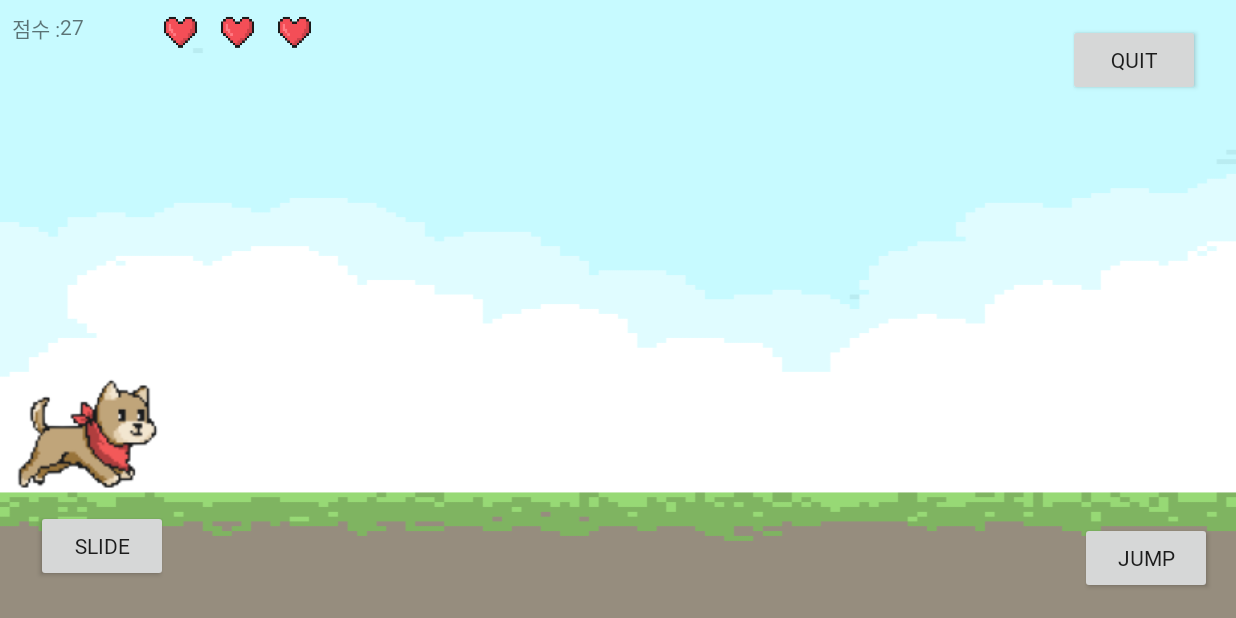
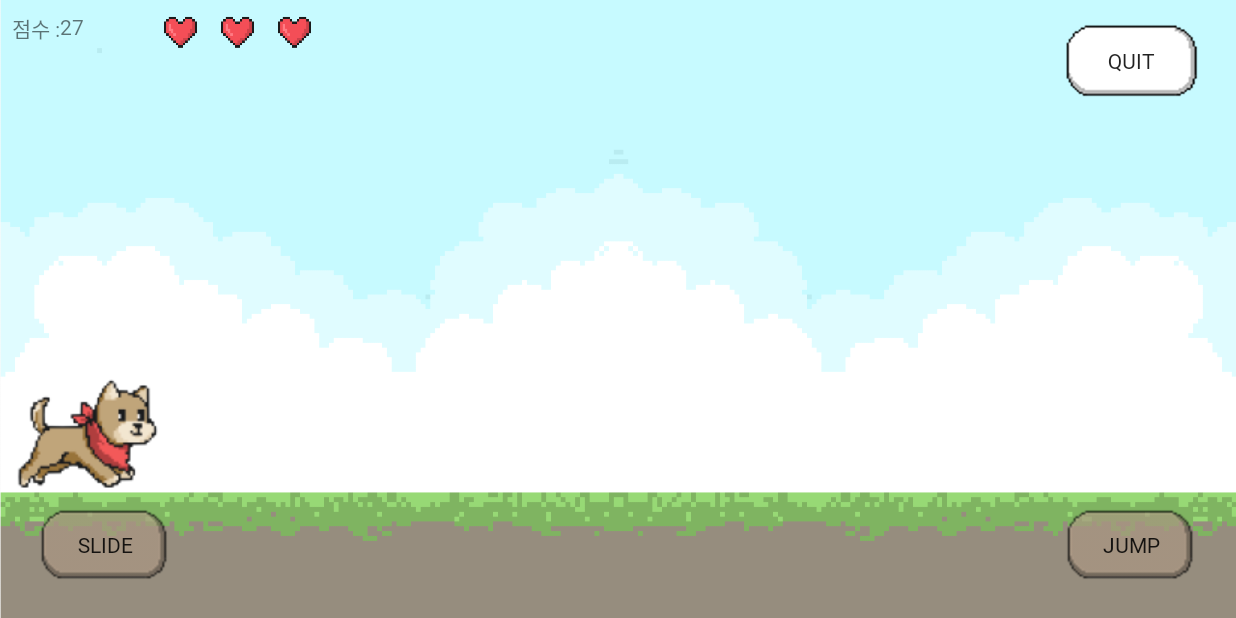
Before and after one commit to psy337337/jumpGame, an Android app: the MainActivity screen opened directly, with no data from a screen before it, on a phone screen of 824 x 412 dp (held sideways). Run offline under Robolectric (Android 15) with nearby library versions, the phone set to English and light mode, and no system bars.

Commit message:
eight commit 상태바 지우기, 배경 스크롤(수정 필요), 버튼 이미지 추가, 임시 배경 설정

```diff
--- a/app/build.gradle
+++ b/app/build.gradle
@@ -1,4 +1,5 @@
 apply plugin: 'com.android.application'
+apply plugin: 'realm-android'
 
 android {
     compileSdkVersion 29
--- a/app/src/main/java/com/example/test_jump/HowActivity.java
+++ b/app/src/main/java/com/example/test_jump/HowActivity.java
@@ -3,12 +3,15 @@ package com.example.test_jump;
 import androidx.appcompat.app.AppCompatActivity;
 
 import android.os.Bundle;
+import android.view.WindowManager;
 
 public class HowActivity extends AppCompatActivity {
 
     @Override
     protected void onCreate(Bundle savedInstanceState) {
         super.onCreate(savedInstanceState);
+        getWindow().setFlags(WindowManager.LayoutParams.FLAG_FULLSCREEN,
+                WindowManager.LayoutParams.FLAG_FULLSCREEN);
         setContentView(R.layout.activity_how);
     }
     public void onBackPress(){
--- a/app/src/main/java/com/example/test_jump/MainActivity.java
+++ b/app/src/main/java/com/example/test_jump/MainActivity.java
@@ -7,12 +7,14 @@ import androidx.constraintlayout.widget.ConstraintLayout;
 import android.app.Activity;
 import android.content.DialogInterface;
 import android.content.Intent;
+import android.graphics.Point;
 import android.os.Bundle;
 import android.os.Handler;
 import android.os.Message;
 import android.provider.ContactsContract;
 import android.util.DisplayMetrics;
 import android.util.Log;
+import android.view.Display;
 import android.view.MotionEvent;
 import android.view.View;
 import android.view.WindowManager;
@@ -37,7 +39,9 @@ public class MainActivity extends AppCompatActivity {
     Button bslide,bjump,bquit;
     ImageView ani;
     MoveCharacter moveCharacter;
+    MoveBack moveBack;
     TextView score;
+    ImageView back[] = new ImageView[2];
     ImageView[] redHP = new ImageView[3];
     ImageView[] whiteHP = new ImageView[3];
     HP hp;
@@ -62,6 +66,8 @@ public class MainActivity extends AppCompatActivity {
         whiteHP[0] = findViewById(R.id.whp1);
         whiteHP[1] = findViewById(R.id.whp2);
         whiteHP[2] = findViewById(R.id.whp3);
+        back[0] = findViewById(R.id.back1);
+        back[1] = findViewById(R.id.back2);
 
 
 
@@ -145,6 +151,8 @@ public class MainActivity extends AppCompatActivity {
 
         madeHurdleHandler = new MadeHurdleHandler(screen, this, moveCharacter, hp);
         madeHurdleHandler.sendMessageDelayed(new Handler().obtainMessage(1), 1000);
+        moveBack = new MoveBack(back,getScreenSize(this).x);
+        moveBack.sendMessageDelayed(new Handler().obtainMessage(1), 1);
 
 
     }
@@ -173,10 +181,18 @@ public class MainActivity extends AppCompatActivity {
         madeHurdleHandler.sendMessageDelayed(madeHurdleHandler.obtainMessage(1), (2000*m.size()));
         scoreClass.sendMessageDelayed(scoreClass.obtainMessage(1), 100);
         moveCharacter.startAnim();
+        moveBack.sendMessageDelayed(moveBack.obtainMessage(1),1);
     }
     public void setBooleanHandlers(boolean b){
         MoveCharacter.stopCharacter = b;
         MoveHurdle.stopHurdle = b;
         MadeHurdleHandler.stopMaking = b;
+        MoveBack.stopBack = b;
+    }
+    public Point getScreenSize(Activity activity) {
+        Display display = activity.getWindowManager().getDefaultDisplay();
+        Point size = new Point();
+        display.getSize(size);
+        return  size;
     }
 }
--- /dev/null
+++ b/app/src/main/java/com/example/test_jump/MoveBack.java
@@ -0,0 +1,50 @@
+package com.example.test_jump;
+
+import android.os.Handler;
+import android.os.Message;
+import android.util.Log;
+import android.widget.ImageView;
+
+import androidx.annotation.NonNull;
+
+public class MoveBack extends Handler {
+    private ImageView[] backs;
+    private int maxX;
+    private int forwardDegree = -10;
+    public static boolean stopBack = false;
+
+    public MoveBack(ImageView[] backs, int maxX){
+        this.backs = backs;
+        this.maxX = maxX;
+        this.maxX = backs[0].getWidth();
+        backs[0].setX(0);
+        backs[0].setY(0);
+        backs[1].setY(0);
+        backs[1].setX(maxX);
+
+    }
+    @Override
+    public void handleMessage(@NonNull Message msg) {
+        super.handleMessage(msg);
+        if(!stopBack) {
+            switch (msg.what){
+                case 1:
+//                    Log.d("asdf","배경움직이는 중");
+                    forwardBack();
+                    if(backs[0].getX()+backs[0].getWidth() <= 0)
+                        restart(0);
+                    else if(backs[1].getX()+backs[1].getWidth() <= 0)
+                        restart(1);
+                    this.sendMessageDelayed(this.obtainMessage(1), 1);
+                    break;
+            }
+        }
+    }
+    public void forwardBack(){
+        backs[0].setX(backs[0].getX()+forwardDegree);
+        backs[1].setX(backs[1].getX()+forwardDegree);
+    }
+    public void restart(int i){
+        backs[i].setX(maxX);
+    }
+}
--- a/app/src/main/java/com/example/test_jump/MoveHurdle.java
+++ b/app/src/main/java/com/example/test_jump/MoveHurdle.java
@@ -22,7 +22,7 @@ public class MoveHurdle extends Handler {
 
     private int forwardDegree = -10;
     public static boolean stopHurdle = false;
-    private int[][] point = {{2500,730},{2500,600},{2500,690}};
+    private int[][] point = {{2500,730},{2500,600},{2500,850}};
     private Random rand = new Random();
 
     //생성자
@@ -51,7 +51,7 @@ public class MoveHurdle extends Handler {
                     break;
                 case 2:
                     forwardHurdle(floor);
-//                    fall();
+                    fall();
                     if (floor.getX() < -floor.getWidth()) {
                         constraintLayout.removeView(floor);
                         MadeHurdleHandler.movingHurdles.remove(0);
--- a/app/src/main/java/com/example/test_jump/ScoreActivity.java
+++ b/app/src/main/java/com/example/test_jump/ScoreActivity.java
@@ -6,6 +6,7 @@ import android.content.Intent;
 import android.os.Bundle;
 import android.util.Log;
 import android.view.View;
+import android.view.WindowManager;
 import android.widget.Adapter;
 import android.widget.Button;
 import android.widget.EditText;
@@ -34,6 +35,8 @@ public class ScoreActivity extends AppCompatActivity {
     @Override
     protected void onCreate(final Bundle savedInstanceState) {
         super.onCreate(savedInstanceState);
+        getWindow().setFlags(WindowManager.LayoutParams.FLAG_FULLSCREEN,
+                WindowManager.LayoutParams.FLAG_FULLSCREEN);
         setContentView(R.layout.activity_score);
         listView = findViewById(R.id.list);
         nameEdit = findViewById(R.id.textViewedit);
--- a/app/src/main/java/com/example/test_jump/StartActivity.java
+++ b/app/src/main/java/com/example/test_jump/StartActivity.java
@@ -5,6 +5,7 @@ import androidx.appcompat.app.AppCompatActivity;
 import android.content.Intent;
 import android.os.Bundle;
 import android.view.View;
+import android.view.WindowManager;
 import android.widget.Button;
 
 public class StartActivity extends AppCompatActivity {
@@ -12,6 +13,8 @@ public class StartActivity extends AppCompatActivity {
     @Override
     protected void onCreate(Bundle savedInstanceState) {
         super.onCreate(savedInstanceState);
+        getWindow().setFlags(WindowManager.LayoutParams.FLAG_FULLSCREEN,
+                WindowManager.LayoutParams.FLAG_FULLSCREEN);
         setContentView(R.layout.activity_start);
 
         Button game=findViewById(R.id.bgame);
--- a/app/src/main/res/layout/activity_main.xml
+++ b/app/src/main/res/layout/activity_main.xml
@@ -5,8 +5,29 @@
     android:layout_width="match_parent"
     android:layout_height="match_parent"
     tools:context=".MainActivity"
-    android:id ="@+id/screen"
-    android:background="@drawable/background">
+    android:id ="@+id/screen">
+
+    <ImageView
+        android:id="@+id/back1"
+        android:layout_width="match_parent"
+        android:layout_height="match_parent"
+        app:layout_constraintBottom_toBottomOf="parent"
+        app:layout_constraintEnd_toEndOf="parent"
+        app:layout_constraintStart_toStartOf="parent"
+        app:layout_constraintTop_toTopOf="parent"
+        app:srcCompat="@drawable/scrollbackground" />
+
+    <ImageView
+        android:id="@+id/back2"
+        android:layout_width="match_parent"
+        android:layout_height="match_parent"
+        app:layout_constraintBottom_toBottomOf="parent"
+        app:layout_constraintEnd_toEndOf="parent"
+        app:layout_constraintHorizontal_bias="0.0"
+        app:layout_constraintStart_toStartOf="parent"
+        app:layout_constraintTop_toTopOf="parent"
+        app:layout_constraintVertical_bias="0.0"
+        app:srcCompat="@drawable/scrollbackground" />
 
     <TextView
         android:id="@+id/scoreText"
@@ -21,11 +42,12 @@
 
     <Button
         android:id="@+id/bslide"
-        android:layout_width="wrap_content"
-        android:layout_height="wrap_content"
+        android:layout_width="92dp"
+        android:layout_height="50dp"
         android:layout_marginStart="24dp"
         android:layout_marginLeft="24dp"
         android:layout_marginBottom="24dp"
+        android:background="@drawable/button"
         android:fontFamily="@font/pixelfont"
         android:text="slide"
         app:layout_constraintBottom_toBottomOf="parent"
@@ -33,13 +55,14 @@
 
     <Button
         android:id="@+id/bjump"
-        android:layout_width="wrap_content"
-        android:layout_height="wrap_content"
+        android:layout_width="92dp"
+        android:layout_height="50dp"
         android:layout_marginStart="8dp"
         android:layout_marginLeft="8dp"
-        android:layout_marginEnd="16dp"
-        android:layout_marginRight="16dp"
-        android:layout_marginBottom="16dp"
+        android:layout_marginEnd="24dp"
+        android:layout_marginRight="24dp"
+        android:layout_marginBottom="24dp"
+        android:background="@drawable/button"
         android:fontFamily="@font/pixelfont"
         android:text="jump"
         app:layout_constraintBottom_toBottomOf="parent"
@@ -49,14 +72,15 @@
 
     <Button
         android:id="@+id/bquit"
-        android:layout_width="wrap_content"
-        android:layout_height="wrap_content"
+        android:layout_width="92dp"
+        android:layout_height="50dp"
         android:layout_marginTop="8dp"
         android:layout_marginEnd="24dp"
         android:layout_marginRight="24dp"
         android:layout_marginBottom="8dp"
+        android:background="@drawable/buttonstart"
+        android:fontFamily="@font/pixelfont"
         android:text="quit"
-        android:fontFamily="@font/pixelfont"
         app:layout_constraintBottom_toTopOf="@+id/bjump"
         app:layout_constraintEnd_toEndOf="parent"
         app:layout_constraintTop_toTopOf="parent"
```
Also changed, not shown: app/src/main/res/layout/activity_score.xml (+6 -3 lines), app/src/main/res/layout/activity_start.xml (+22 -7 lines), app/src/main/res/drawable/button.png (added), app/src/main/res/drawable/buttonstart.png (added), app/src/main/res/drawable/fall.png, app/src/main/res/drawable/scrollbackground.png (added).
